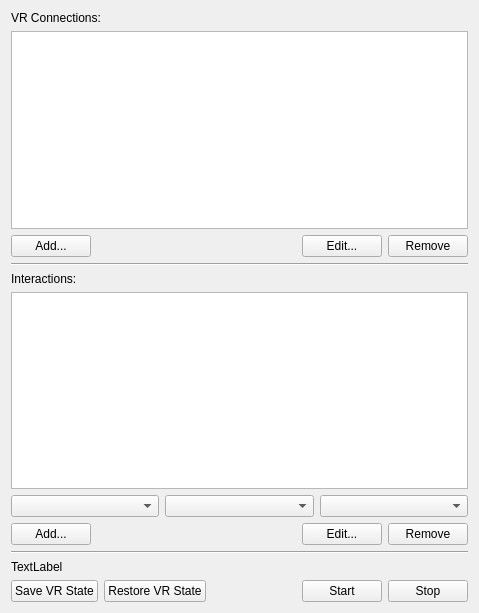
First picture: the form in Plugins/CAVEInteraction/pqVRDockPanel.ui, repository pierre-guillou/paraview-ttk, before the edit.
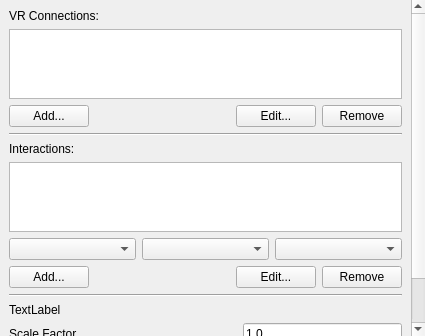
Second picture: the form after the edit. Icons and pictures are not drawn. Custom widgets are drawn as their Qt base class.

```diff
--- a/Plugins/CAVEInteraction/pqVRDockPanel.ui
+++ b/Plugins/CAVEInteraction/pqVRDockPanel.ui
@@ -3,15 +3,14 @@
 <!-- SPDX-License-Identifier: BSD-3-Clause -->
 <ui version="4.0">
  <class>VRDockPanel</class>
+ <widget class="QScrollArea" name="scrollArea">
+  <property name="frameShape">
+   <enum>QFrame::NoFrame</enum>
+  </property>
+  <property name="widgetResizable">
+   <bool>true</bool>
+  </property>
  <widget class="QWidget" name="VRDockPanel">
-  <property name="geometry">
-   <rect>
-    <x>0</x>
-    <y>0</y>
-    <width>479</width>
-    <height>613</height>
-   </rect>
-  </property>
   <property name="windowTitle">
    <string/>
   </property>
@@ -19,7 +18,7 @@
    <item row="1" column="0">
     <widget class="QListWidget" name="connectionsTable"/>
    </item>
-   <item row="12" column="0">
+    <item row="13" column="0">
     <layout class="QHBoxLayout" name="horizontalLayout_3">
      <item>
       <widget class="QPushButton" name="saveState">
@@ -51,7 +50,7 @@
      <item>
       <widget class="QPushButton" name="startButton">
        <property name="toolTip">
-        <string>&lt;html&gt;&lt;head/&gt;&lt;body&gt;&lt;p&gt;Start listening for VR events on the configured connections.&lt;/p&gt;&lt;/body&gt;&lt;/html&gt;</string>
+         <string>Start listening for VR events on the configured connections.</string>
        </property>
        <property name="text">
         <string>Start</string>
@@ -61,7 +60,7 @@
      <item>
       <widget class="QPushButton" name="stopButton">
        <property name="toolTip">
-        <string>&lt;html&gt;&lt;head/&gt;&lt;body&gt;&lt;p&gt;Stop listening for VR events.&lt;/p&gt;&lt;/body&gt;&lt;/html&gt;</string>
+         <string>Stop listening for VR events.</string>
        </property>
        <property name="text">
         <string>Stop</string>
@@ -75,7 +74,7 @@
      <item>
       <widget class="QComboBox" name="stylesCombo">
        <property name="toolTip">
-        <string>&lt;html&gt;&lt;head/&gt;&lt;body&gt;&lt;p&gt;Select the type of interaction.&lt;/p&gt;&lt;/body&gt;&lt;/html&gt;</string>
+         <string>Select the type of interaction.</string>
        </property>
        <property name="sizeAdjustPolicy">
         <enum>QComboBox::AdjustToContents</enum>
@@ -85,7 +84,7 @@
      <item>
       <widget class="pqAnimatableProxyComboBox" name="proxyCombo">
        <property name="toolTip">
-        <string>&lt;html&gt;&lt;head/&gt;&lt;body&gt;&lt;p&gt;Select an object for interaction.&lt;/p&gt;&lt;/body&gt;&lt;/html&gt;</string>
+         <string>Select an object for interaction.</string>
        </property>
        <property name="sizeAdjustPolicy">
         <enum>QComboBox::AdjustToContents</enum>
@@ -95,7 +94,7 @@
      <item>
       <widget class="pqAnimatablePropertiesComboBox" name="propertyCombo">
        <property name="toolTip">
-        <string>&lt;html&gt;&lt;head/&gt;&lt;body&gt;&lt;p&gt;Select the object's property for interaction.&lt;/p&gt;&lt;/body&gt;&lt;/html&gt;</string>
+         <string>Select the object's property for interaction.</string>
        </property>
        <property name="sizeAdjustPolicy">
         <enum>QComboBox::AdjustToContents</enum>
@@ -119,7 +118,7 @@
      <item>
       <widget class="QPushButton" name="addConnection">
        <property name="toolTip">
-        <string>&lt;html&gt;&lt;head/&gt;&lt;body&gt;&lt;p&gt;Add a new VR connection.&lt;/p&gt;&lt;/body&gt;&lt;/html&gt;</string>
+         <string>Add a new VR connection.</string>
        </property>
        <property name="text">
         <string>Add...</string>
@@ -146,7 +145,7 @@
      <item>
       <widget class="QPushButton" name="editConnection">
        <property name="toolTip">
-        <string>&lt;html&gt;&lt;head/&gt;&lt;body&gt;&lt;p&gt;Edit the selected VR connection.&lt;/p&gt;&lt;/body&gt;&lt;/html&gt;</string>
+         <string>Edit the selected VR connection.</string>
        </property>
        <property name="text">
         <string>Edit...</string>
@@ -156,7 +155,7 @@
      <item>
       <widget class="QPushButton" name="removeConnection">
        <property name="toolTip">
-        <string>&lt;html&gt;&lt;head/&gt;&lt;body&gt;&lt;p&gt;Remove the selected VR connection.&lt;/p&gt;&lt;/body&gt;&lt;/html&gt;</string>
+         <string>Remove the selected VR connection.</string>
        </property>
        <property name="text">
         <string>Remove</string>
@@ -201,12 +200,59 @@
       </item>
     </layout>
    </item>
+    <item row="10" column="0">
+     <layout class="QHBoxLayout" name="horizontalLayout_5" stretch="0,0,0,0">
+      <item>
+       <widget class="QLabel" name="scaleLabel">
+        <property name="sizePolicy">
+         <sizepolicy hsizetype="Preferred" vsizetype="Fixed">
+          <horstretch>0</horstretch>
+          <verstretch>0</verstretch>
+         </sizepolicy>
+        </property>
+        <property name="toolTip">
+         <string>Apply this scale to ModelTransformMatrix (NavigationMatrix)</string>
+        </property>
+        <property name="text">
+         <string>Scale Factor</string>
+        </property>
+       </widget>
+      </item>
+      <item>
+       <spacer name="horizontalSpacer_4">
+        <property name="orientation">
+         <enum>Qt::Horizontal</enum>
+        </property>
+        <property name="sizeHint" stdset="0">
+         <size>
+          <width>40</width>
+          <height>20</height>
+         </size>
+        </property>
+       </spacer>
+      </item>
+      <item>
+       <widget class="QLineEdit" name="scaleValue">
+        <property name="text">
+         <string>1.0</string>
+        </property>
+       </widget>
+      </item>
+     </layout>
+    </item>
+    <item row="11" column="0">
+     <widget class="Line" name="anotherLine">
+      <property name="orientation">
+       <enum>Qt::Horizontal</enum>
+      </property>
+     </widget>
+    </item>
    <item row="7" column="0">
     <layout class="QHBoxLayout" name="horizontalLayout_4">
      <item>
       <widget class="QPushButton" name="addStyle">
        <property name="toolTip">
-        <string>&lt;html&gt;&lt;head/&gt;&lt;body&gt;&lt;p&gt;Add a new interaction.&lt;/p&gt;&lt;/body&gt;&lt;/html&gt;</string>
+         <string>Add a new interaction.</string>
        </property>
        <property name="text">
         <string>Add...</string>
@@ -233,7 +279,7 @@
      <item>
       <widget class="QPushButton" name="editStyle">
        <property name="toolTip">
-        <string>&lt;html&gt;&lt;head/&gt;&lt;body&gt;&lt;p&gt;Customize role bindings.&lt;/p&gt;&lt;/body&gt;&lt;/html&gt;</string>
+         <string>Customize role bindings.</string>
        </property>
        <property name="text">
         <string>Edit...</string>
@@ -243,7 +289,7 @@
      <item>
       <widget class="QPushButton" name="removeStyle">
        <property name="toolTip">
-        <string>&lt;html&gt;&lt;head/&gt;&lt;body&gt;&lt;p&gt;Remove the selected interaction.&lt;/p&gt;&lt;/body&gt;&lt;/html&gt;</string>
+         <string>Remove the selected interaction.</string>
        </property>
        <property name="text">
         <string>Remove</string>
@@ -256,10 +302,11 @@
      </item>
     </layout>
    </item>
-   <item row="11" column="0">
+    <item row="12" column="0">
     <layout class="QVBoxLayout" name="collaborationContainer"/>
    </item>
   </layout>
+  </widget>
  </widget>
  <customwidgets>
   <customwidget>
```
Lines whose indentation alone changed are shown as unchanged.
